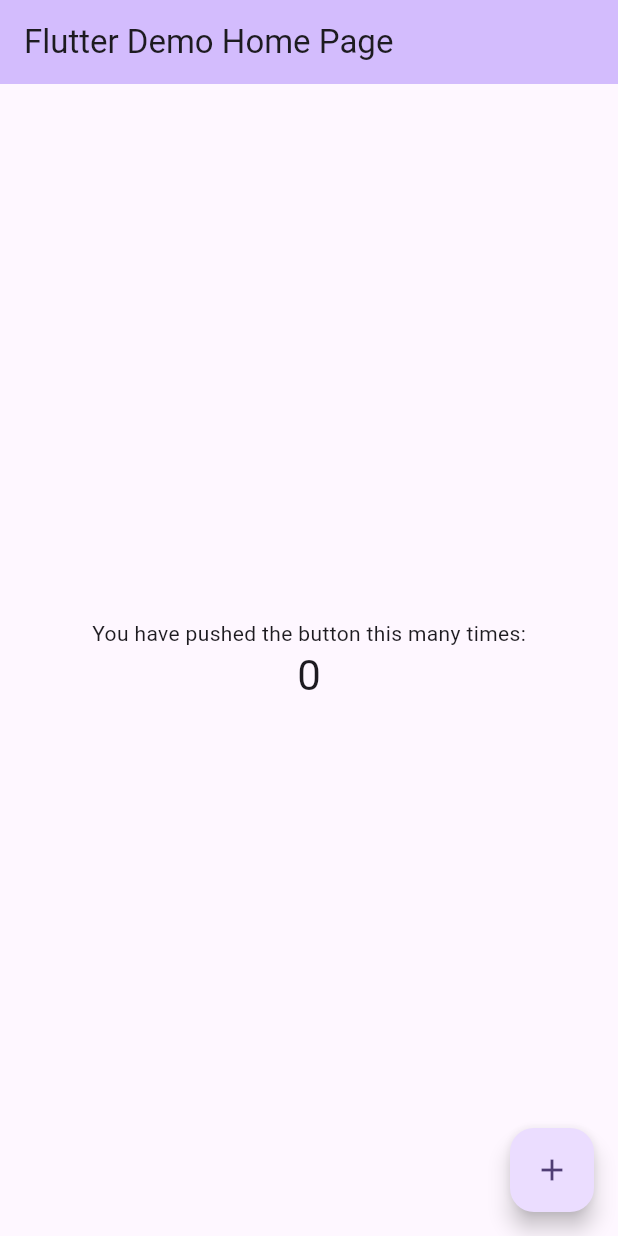
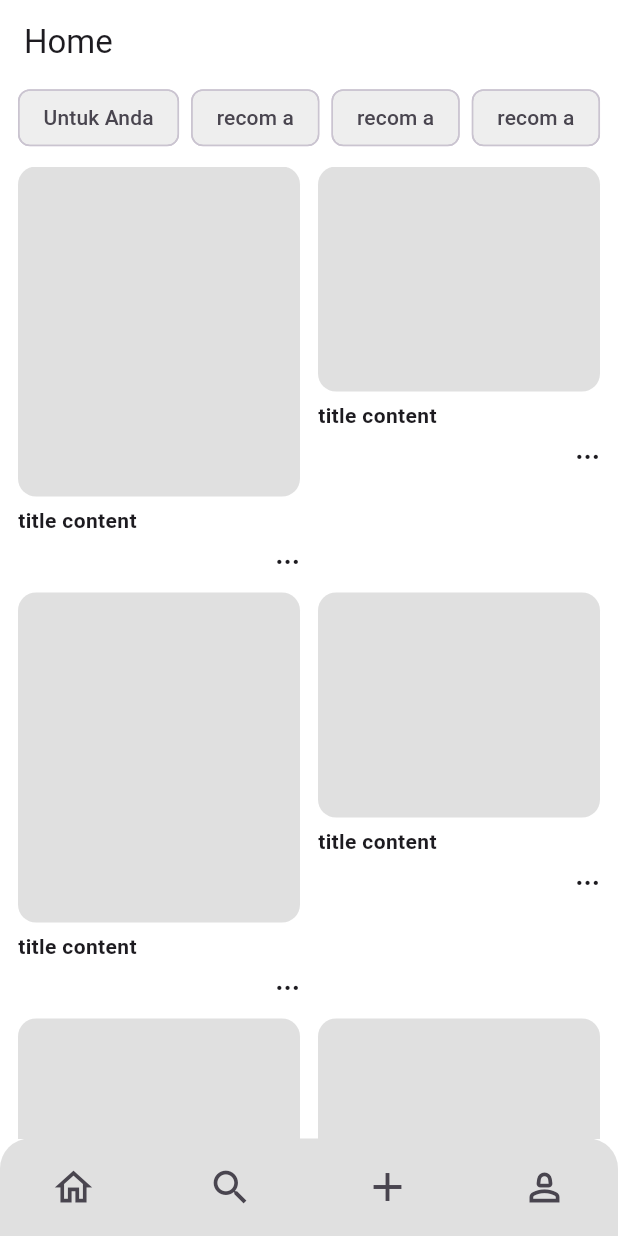
Before and after one commit to rendinurrizqi/Aplikasi_Minterest, a Flutter app: the screen it shows after launch, on a phone screen of 412 x 824 dp. Run offline on Flutter 3.47's test engine with Material 3 defaults, Android fonts, the light colour scheme and no system bars.

Commit message:
Pesan commit kamu di sini

```diff
--- a/lib/Pages/home/home_page.dart
+++ b/lib/Pages/home/home_page.dart
@@ -0,0 +1,98 @@
+import 'package:flutter/material.dart';
+import '../../widgets/pin_card.dart';
+
+class HomePage extends StatelessWidget {
+  HomePage({super.key});
+
+  final List<String> categories = [
+    "Untuk Anda",
+    "recom a",
+    "recom a",
+    "recom a",
+  ];
+
+  @override
+  Widget build(BuildContext context) {
+    return Scaffold(
+      backgroundColor: Colors.white,
+
+      // ====== APP BAR ======
+      appBar: AppBar(
+        title: const Text("Home"),
+        backgroundColor: Colors.white,
+        elevation: 0,
+        surfaceTintColor: Colors.transparent,
+      ),
+
+      body: Column(
+        children: [
+          // ====== CHIP KATEGORI ======
+          SizedBox(
+            height: 45,
+            child: ListView.separated(
+              padding: const EdgeInsets.symmetric(horizontal: 12),
+              scrollDirection: Axis.horizontal,
+              itemCount: categories.length,
+              separatorBuilder: (_, __) => const SizedBox(width: 8),
+              itemBuilder: (context, index) {
+                return Chip(
+                  label: Text(categories[index]),
+                  backgroundColor: Colors.grey.shade200,
+                );
+              },
+            ),
+          ),
+
+          const SizedBox(height: 10),
+
+          // ====== GRID PINTEREST (WRAP) ======
+          Expanded(
+            child: SingleChildScrollView(
+              child: Padding(
+                padding: const EdgeInsets.symmetric(horizontal: 12),
+                child: Wrap(
+                  spacing: 12,
+                  runSpacing: 12,
+                  children: List.generate(12, (index) {
+                    return PinCard(isTall: index % 2 == 0);
+                  }),
+                ),
+              ),
+            ),
+          ),
+        ],
+      ),
+
+      // ====== CUSTOM BOTTOM NAVIGATION ======
+      bottomNavigationBar: Container(
+        padding: const EdgeInsets.symmetric(horizontal: 25),
+        height: 65,
+        decoration: BoxDecoration(
+          color: Colors.grey.shade300,
+          borderRadius: const BorderRadius.only(
+            topLeft: Radius.circular(20),
+            topRight: Radius.circular(20),
+          ),
+        ),
+        child: Row(
+          mainAxisAlignment: MainAxisAlignment.spaceBetween,
+          children: [
+            IconButton(
+              onPressed: () {},
+              icon: const Icon(Icons.home_outlined, size: 30),
+            ),
+            IconButton(
+              onPressed: () {},
+              icon: const Icon(Icons.search, size: 30),
+            ),
+            IconButton(onPressed: () {}, icon: const Icon(Icons.add, size: 32)),
+            IconButton(
+              onPressed: () {},
+              icon: const Icon(Icons.person_2_outlined, size: 30),
+            ),
+          ],
+        ),
+      ),
+    );
+  }
+}
--- a/lib/main.dart
+++ b/lib/main.dart
@@ -1,4 +1,5 @@
 import 'package:flutter/material.dart';
+import 'pages/home/home_page.dart';
 
 void main() {
   runApp(const MyApp());
@@ -7,116 +8,8 @@ void main() {
 class MyApp extends StatelessWidget {
   const MyApp({super.key});
 
-  // This widget is the root of your application.
   @override
   Widget build(BuildContext context) {
-    return MaterialApp(
-      title: 'Flutter Demo',
-      theme: ThemeData(
-        // This is the theme of your application.
-        //
-        // TRY THIS: Try running your application with "flutter run". You'll see
-        // the application has a purple toolbar. Then, without quitting the app,
-        // try changing the seedColor in the colorScheme below to Colors.green
-        // and then invoke "hot reload" (save your changes or press the "hot
-        // reload" button in a Flutter-supported IDE, or press "r" if you used
-        // the command line to start the app).
-        //
-        // Notice that the counter didn't reset back to zero; the application
-        // state is not lost during the reload. To reset the state, use hot
-        // restart instead.
-        //
-        // This works for code too, not just values: Most code changes can be
-        // tested with just a hot reload.
-        colorScheme: ColorScheme.fromSeed(seedColor: Colors.deepPurple),
-      ),
-      home: const MyHomePage(title: 'Flutter Demo Home Page'),
-    );
+    return MaterialApp(debugShowCheckedModeBanner: false, home: HomePage());
   }
 }
-
-class MyHomePage extends StatefulWidget {
-  const MyHomePage({super.key, required this.title});
-
-  // This widget is the home page of your application. It is stateful, meaning
-  // that it has a State object (defined below) that contains fields that affect
-  // how it looks.
-
-  // This class is the configuration for the state. It holds the values (in this
-  // case the title) provided by the parent (in this case the App widget) and
-  // used by the build method of the State. Fields in a Widget subclass are
-  // always marked "final".
-
-  final String title;
-
-  @override
-  State<MyHomePage> createState() => _MyHomePageState();
-}
-
-class _MyHomePageState extends State<MyHomePage> {
-  int _counter = 0;
-
-  void _incrementCounter() {
-    setState(() {
-      // This call to setState tells the Flutter framework that something has
-      // changed in this State, which causes it to rerun the build method below
-      // so that the display can reflect the updated values. If we changed
-      // _counter without calling setState(), then the build method would not be
-      // called again, and so nothing would appear to happen.
-      _counter++;
-    });
-  }
-
-  @override
-  Widget build(BuildContext context) {
-    // This method is rerun every time setState is called, for instance as done
-    // by the _incrementCounter method above.
-    //
-    // The Flutter framework has been optimized to make rerunning build methods
-    // fast, so that you can just rebuild anything that needs updating rather
-    // than having to individually change instances of widgets.
-    return Scaffold(
-      appBar: AppBar(
-        // TRY THIS: Try changing the color here to a specific color (to
-        // Colors.amber, perhaps?) and trigger a hot reload to see the AppBar
-        // change color while the other colors stay the same.
-        backgroundColor: Theme.of(context).colorScheme.inversePrimary,
-        // Here we take the value from the MyHomePage object that was created by
-        // the App.build method, and use it to set our appbar title.
-        title: Text(widget.title),
-      ),
-      body: Center(
-        // Center is a layout widget. It takes a single child and positions it
-        // in the middle of the parent.
-        child: Column(
-          // Column is also a layout widget. It takes a list of children and
-          // arranges them vertically. By default, it sizes itself to fit its
-          // children horizontally, and tries to be as tall as its parent.
-          //
-          // Column has various properties to control how it sizes itself and
-          // how it positions its children. Here we use mainAxisAlignment to
-          // center the children vertically; the main axis here is the vertical
-          // axis because Columns are vertical (the cross axis would be
-          // horizontal).
-          //
-          // TRY THIS: Invoke "debug painting" (choose the "Toggle Debug Paint"
-          // action in the IDE, or press "p" in the console), to see the
-          // wireframe for each widget.
-          mainAxisAlignment: MainAxisAlignment.center,
-          children: <Widget>[
-            const Text('You have pushed the button this many times:'),
-            Text(
-              '$_counter',
-              style: Theme.of(context).textTheme.headlineMedium,
-            ),
-          ],
-        ),
-      ),
-      floatingActionButton: FloatingActionButton(
-        onPressed: _incrementCounter,
-        tooltip: 'Increment',
-        child: const Icon(Icons.add),
-      ), // This trailing comma makes auto-formatting nicer for build methods.
-    );
-  }
-}
--- a/lib/widgets/pin_card.dart
+++ b/lib/widgets/pin_card.dart
@@ -0,0 +1,47 @@
+import 'package:flutter/material.dart';
+
+class PinCard extends StatelessWidget {
+  final bool isTall;
+
+  const PinCard({super.key, this.isTall = false});
+
+  @override
+  Widget build(BuildContext context) {
+    double width = (MediaQuery.of(context).size.width - 36) / 2;
+    double height = isTall ? 220 : 150;
+
+    return SizedBox(
+      width: width,
+      child: Column(
+        crossAxisAlignment: CrossAxisAlignment.start,
+        children: [
+          // Gambar abu-abu
+          Container(
+            height: height,
+            decoration: BoxDecoration(
+              color: Colors.grey.shade300,
+              borderRadius: BorderRadius.circular(12),
+            ),
+          ),
+
+          const SizedBox(height: 6),
+
+          // Title
+          const Text(
+            "title content",
+            style: TextStyle(fontSize: 14, fontWeight: FontWeight.w600),
+          ),
+
+          // Titik titik kanan
+          const Align(
+            alignment: Alignment.centerRight,
+            child: Text(
+              "...",
+              style: TextStyle(fontSize: 18, fontWeight: FontWeight.bold),
+            ),
+          ),
+        ],
+      ),
+    );
+  }
+}
```
